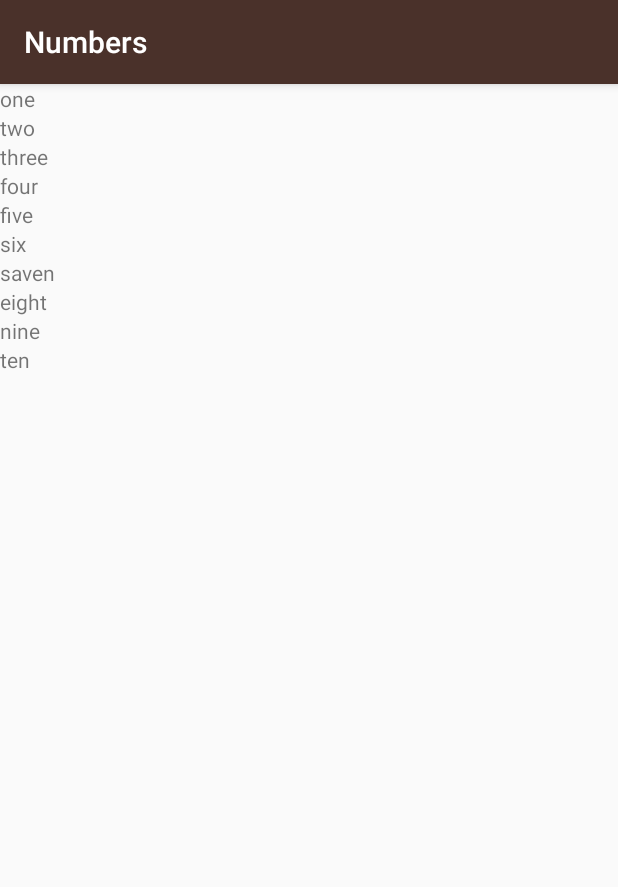
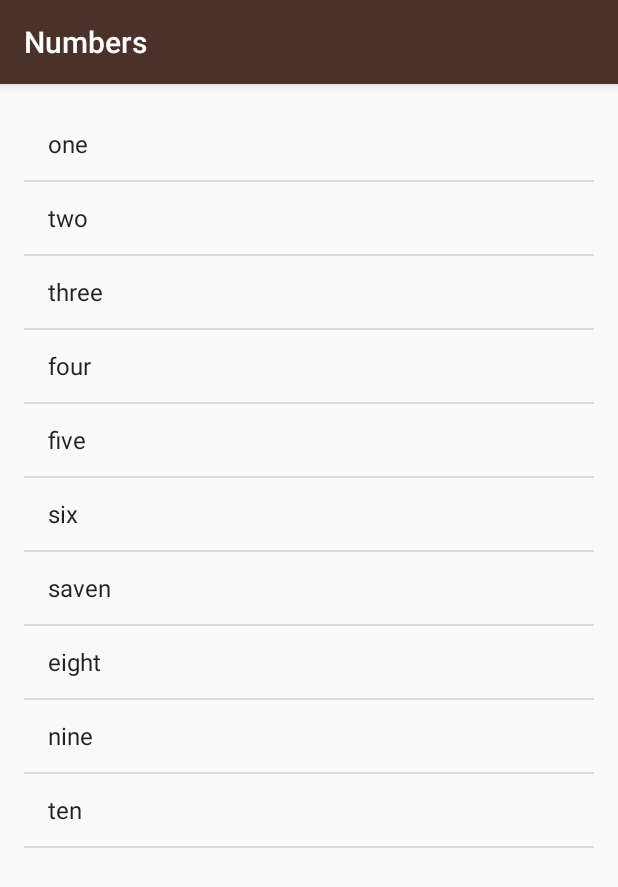
Before and after one commit to ajikamaludin/MiwokAndroidApp, an Android app: the NumberActivity screen opened directly, with no data from a screen before it, on a phone screen of 412 x 824 dp. Shown: the top 887 px of the screen. Run offline under Robolectric (Android 15) with nearby library versions, the phone set to English and light mode, and no system bars.

Commit message:
List VIew and Grid View

```diff
--- a/app/src/main/java/com/example/aji/miwokapp/NumberActivity.java
+++ b/app/src/main/java/com/example/aji/miwokapp/NumberActivity.java
@@ -4,7 +4,10 @@ import android.support.v7.app.AppCompatActivity;
 import android.os.Bundle;
 import android.util.Log;
 import android.view.View;
+import android.widget.ArrayAdapter;
+import android.widget.GridView;
 import android.widget.LinearLayout;
+import android.widget.ListView;
 import android.widget.TextView;
 import android.widget.Toast;
 
@@ -54,14 +57,41 @@ public class NumberActivity extends AppCompatActivity {
         words.add("nine");
         words.add("ten");
 
-        LinearLayout rootView = (LinearLayout)findViewById(R.id.rootView);
-        //TextView wordview = new TextView(this);
-        //wordview.setText(words.get(0));
-        //rootView.addView(wordview);
+        //LinearLayout rootView = (LinearLayout)findViewById(R.id.rootView);
+
+        /*
+        //MyLoop
         for (int i = 0 ;i < words.size(); i++){
             TextView wordview = new TextView(this);
             wordview.setText(words.get(i));
             rootView.addView(wordview);
         }
+        */
+
+        //Udacity Example Loop
+        /*
+        int index = 0;
+        while(index < words.size()){
+            TextView wordview = new TextView(this);
+            wordview.setText(words.get(index));
+            rootView.addView(wordview);
+            Log.v("Sy:","index - "+index+" : " + words.get(index));
+            index++;
+        }
+        */
+
+        //Array Adapte
+        ArrayAdapter<String> itemsAdapter = new ArrayAdapter<String>(this, android.R.layout.simple_list_item_1, words);
+
+        //ListView
+        ListView listView = (ListView)findViewById(R.id.list);
+        listView.setAdapter(itemsAdapter);
+
+        //GridView
+        /*
+        GridView gridview = (GridView)findViewById(R.id.gridview);
+        gridview.setAdapter(itemsAdapter);
+        */
+
     }
 }
--- a/app/src/main/res/layout/activity_number.xml
+++ b/app/src/main/res/layout/activity_number.xml
@@ -1,12 +1,30 @@
 <?xml version="1.0" encoding="utf-8"?>
 
-<LinearLayout
+<ListView
     xmlns:android="http://schemas.android.com/apk/res/android"
     xmlns:tools="http://schemas.android.com/tools"
     android:layout_width="match_parent"
     android:layout_height="match_parent"
     android:orientation="vertical"
-    android:id="@+id/rootView"
+    android:id="@+id/list"
+    android:paddingBottom="16dp"
+    android:paddingLeft="16dp"
+    android:paddingRight="16dp"
+    android:paddingTop="16dp"
     tools:context="com.example.aji.miwokapp.MainActivity">
 
-</LinearLayout>
+</ListView>
+
+<!--
+Example To Use A Grid View
+<GridView android:id="@+id/gridview"
+android:layout_width="match_parent"
+android:layout_height="match_parent"
+android:gravity="center"
+android:columnWidth="100dp"
+android:numColumns="auto_fit"
+android:verticalSpacing="24dp"
+android:horizontalSpacing="10dp"
+android:stretchMode="spacingWidthUniform"
+xmlns:android="http://schemas.android.com/apk/res/android" />
+-->
```
